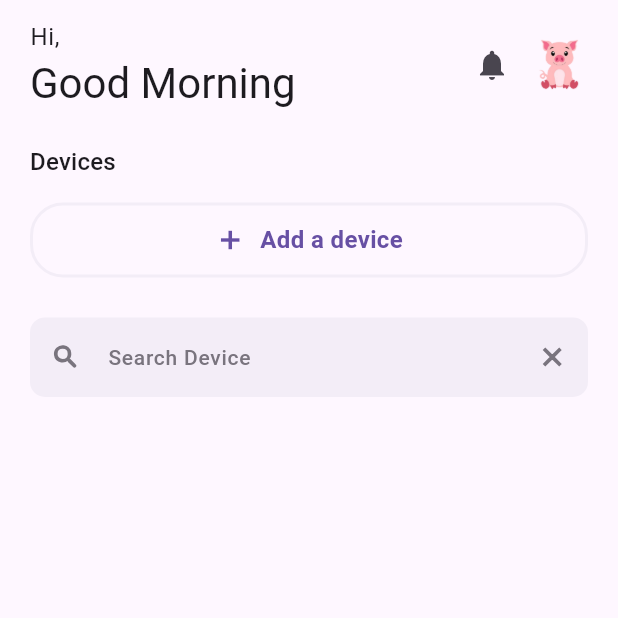
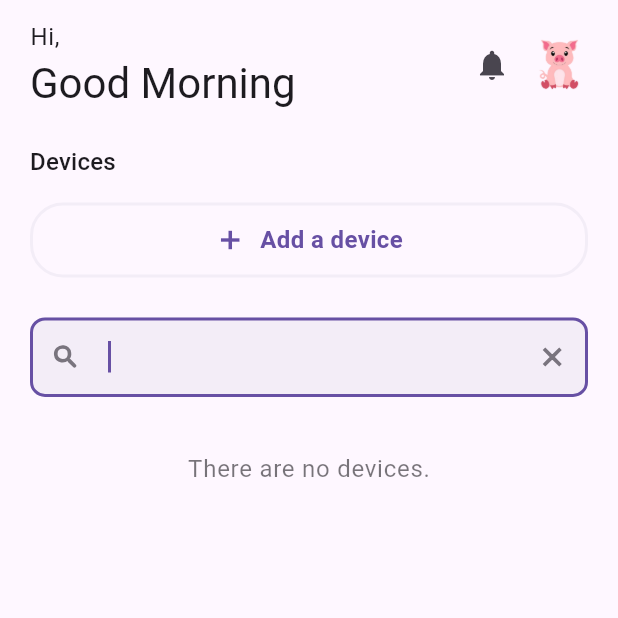
Before and after one commit to SinOfGuardian/pigpen_iot, a Flutter app: the HomeScreen screen opened directly, after a tap on "Devices", on a phone screen of 412 x 824 dp, the top half of it. Run offline on Flutter 3.47's test engine with Material 3 defaults, Android fonts, the phone set to English and light mode, and no system bars; our stand-ins replace awesome_dialog, cached_network_image, cloud_firestore, entry, eva_icons_flutter, firebase_auth and 12 more; missing offline and left inert: blobs; accounts and stored records are empty; generated files the repository leaves out were written again.

Commit message:
Adding Device (Done)

```diff
--- a/lib/apps/home/devices/device_list.dart
+++ b/lib/apps/home/devices/device_list.dart
@@ -69,7 +69,7 @@
 
   Widget _searchBar(WidgetRef ref) {
     return Padding(
-      padding: const EdgeInsets.only(left: 20, right: 20, bottom: 20),
+      padding: const EdgeInsets.only(left: 20, right: 20, bottom: 10),
       child: AppTextField(
         controller: ref.watch(_searchController),
         errorText: null,
@@ -100,12 +100,30 @@
           const SectionTitle('Devices'),
           _addDeviceButton(context),
           _searchBar(ref), // Add the search bar
-          const SizedBox(height: 20),
+
           streamUserDevices.when(
             data: (userDevices) {
               final availableDevices =
                   ref.watch(_availableDevices(userDevices));
               int animationDelay = 0;
+              // Check if there are no devices
+              if (availableDevices.isEmpty) {
+                return Center(
+                  child: Padding(
+                    padding: const EdgeInsets.all(20),
+                    child: Text(
+                      'There are no devices.',
+                      style: Theme.of(context).textTheme.bodyLarge?.copyWith(
+                            color: Theme.of(context)
+                                .colorScheme
+                                .onSurface
+                                .withOpacity(0.6),
+                          ),
+                    ),
+                  ),
+                );
+              }
+
               return Column(
                 children: [
                   const SizedBox(height: 20),
```
Also changed, not shown: lib/apps/home/devices/add_device_screen.dart (+4 -21 lines).
